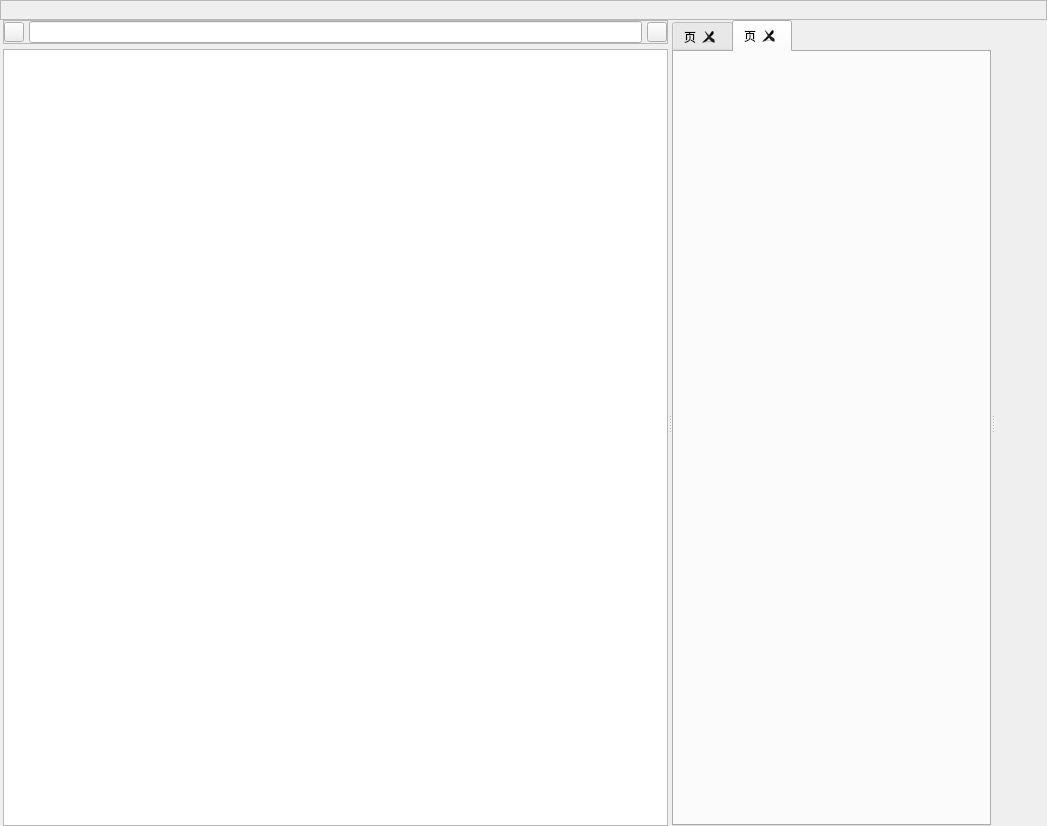
Above: XS/source/AST/ASTEditor.ui from xenginez/X before the change. Below: the same form after it.
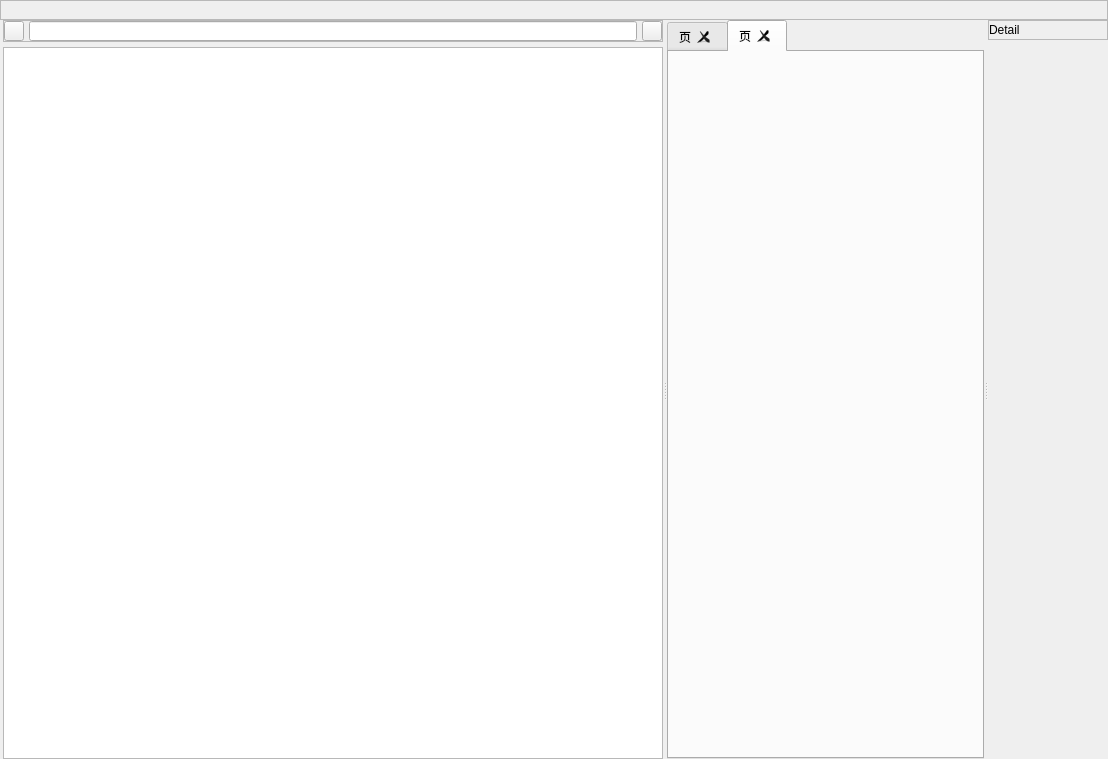
That is the form after the change.

Commit message: asset editor window

The edit to the form file:
```diff
--- a/XS/source/AST/ASTEditor.ui
+++ b/XS/source/AST/ASTEditor.ui
@@ -6,8 +6,8 @@
    <rect>
     <x>0</x>
     <y>0</y>
-    <width>1047</width>
-    <height>826</height>
+    <width>1108</width>
+    <height>759</height>
    </rect>
   </property>
   <property name="windowTitle">
@@ -123,7 +123,19 @@
            </widget>
           </item>
           <item>
-           <widget class="QLineEdit" name="serach">
+           <widget class="QLineEdit" name="search">
+            <property name="minimumSize">
+             <size>
+              <width>0</width>
+              <height>20</height>
+             </size>
+            </property>
+            <property name="maximumSize">
+             <size>
+              <width>16777215</width>
+              <height>20</height>
+             </size>
+            </property>
             <property name="clearButtonEnabled">
              <bool>true</bool>
             </property>
@@ -152,7 +164,11 @@
         </widget>
        </item>
        <item>
-        <widget class="QTreeView" name="tree"/>
+        <widget class="QTreeView" name="tree">
+         <attribute name="headerVisible">
+          <bool>false</bool>
+         </attribute>
+        </widget>
        </item>
       </layout>
      </widget>
@@ -186,7 +202,7 @@
      <widget class="QWidget" name="inspector" native="true">
       <layout class="QVBoxLayout" name="inspector_layout">
        <property name="spacing">
-        <number>0</number>
+        <number>5</number>
        </property>
        <property name="leftMargin">
         <number>0</number>
@@ -201,17 +217,72 @@
         <number>0</number>
        </property>
        <item>
-        <spacer name="verticalSpacer">
-         <property name="orientation">
-          <enum>Qt::Vertical</enum>
+        <widget class="QFrame" name="frame_2">
+         <property name="sizePolicy">
+          <sizepolicy hsizetype="Preferred" vsizetype="Fixed">
+           <horstretch>0</horstretch>
+           <verstretch>0</verstretch>
+          </sizepolicy>
          </property>
-         <property name="sizeHint" stdset="0">
+         <property name="minimumSize">
           <size>
-           <width>20</width>
-           <height>803</height>
+           <width>0</width>
+           <height>20</height>
           </size>
          </property>
-        </spacer>
+         <property name="maximumSize">
+          <size>
+           <width>16777215</width>
+           <height>20</height>
+          </size>
+         </property>
+         <property name="frameShape">
+          <enum>QFrame::StyledPanel</enum>
+         </property>
+         <property name="frameShadow">
+          <enum>QFrame::Raised</enum>
+         </property>
+         <layout class="QHBoxLayout" name="horizontalLayout_2">
+          <property name="spacing">
+           <number>0</number>
+          </property>
+          <property name="leftMargin">
+           <number>0</number>
+          </property>
+          <property name="topMargin">
+           <number>0</number>
+          </property>
+          <property name="rightMargin">
+           <number>0</number>
+          </property>
+          <property name="bottomMargin">
+           <number>0</number>
+          </property>
+          <item>
+           <widget class="QLabel" name="detail_title">
+            <property name="text">
+             <string>Detail</string>
+            </property>
+           </widget>
+          </item>
+          <item>
+           <spacer name="horizontalSpacer">
+            <property name="orientation">
+             <enum>Qt::Horizontal</enum>
+            </property>
+            <property name="sizeHint" stdset="0">
+             <size>
+              <width>14</width>
+              <height>15</height>
+             </size>
+            </property>
+           </spacer>
+          </item>
+         </layout>
+        </widget>
+       </item>
+       <item>
+        <widget class="QWidget" name="widget_2" native="true"/>
        </item>
       </layout>
      </widget>
```
Left out of the diff: 2 changed lines with no effect on the pictures. The commit also changes 48 other files.
